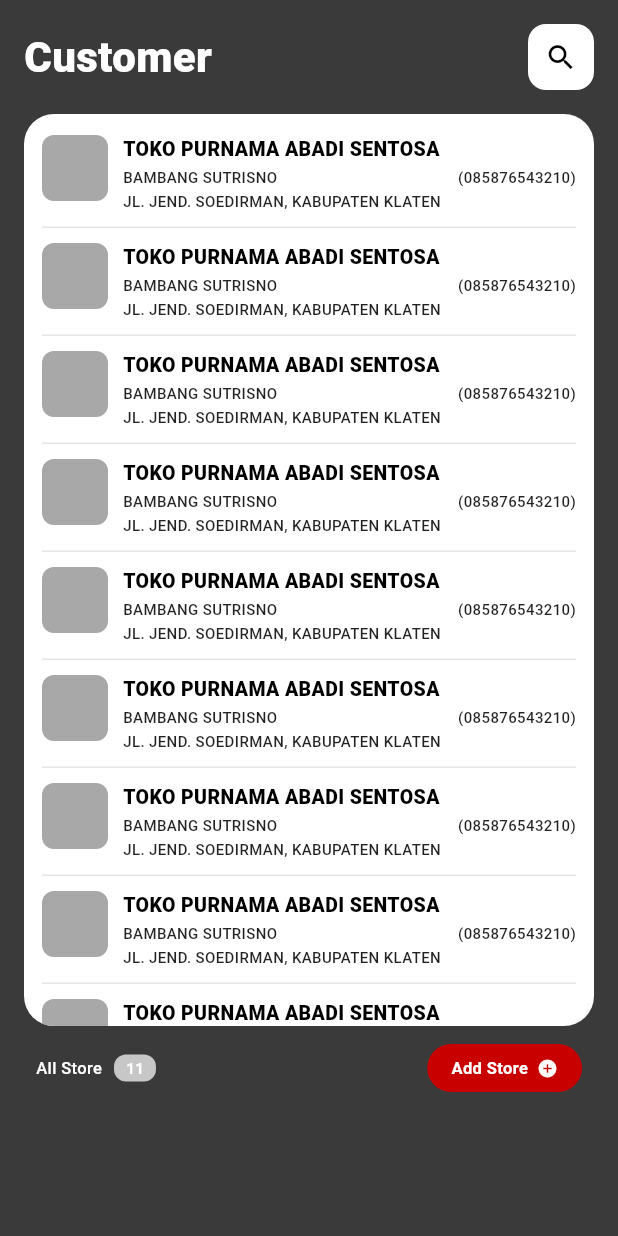
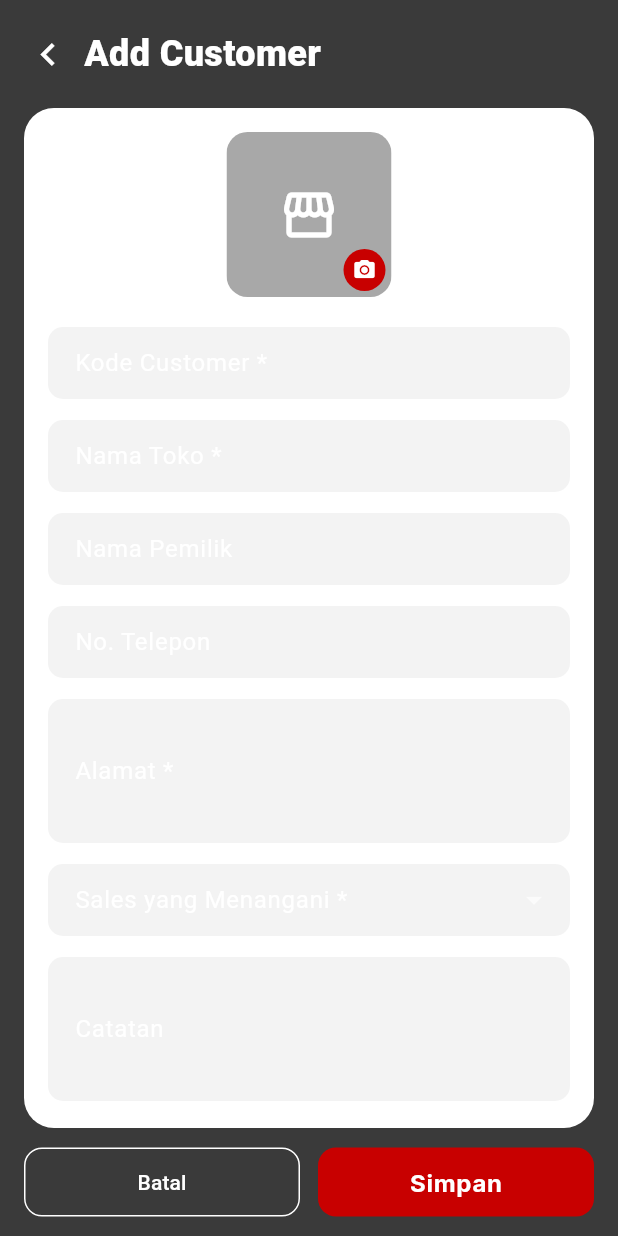
Before and after one commit to reksa53/SFA-Mobile, a Flutter app: the CustomerListScreen screen opened directly, after a tap on the "search" icon, after a tap on the "close" icon, after a tap on "Add Store", on a phone screen of 412 x 824 dp. Run offline on Flutter 3.47's test engine with Material 3 defaults, Android fonts, the phone set to English and light mode, and no system bars; our stand-ins replace dio, flutter_secure_storage, google_fonts, image_picker; accounts and stored records are empty.

Commit message:
feature: add customer

```diff
--- /dev/null
+++ b/lib/ui/manager/customer/add_customer_screen.dart
@@ -0,0 +1,391 @@
+import 'dart:io';
+
+import 'package:flutter/material.dart';
+import 'package:flutter/services.dart';
+import 'package:image_picker/image_picker.dart';
+
+import '../../core/theme/app_colors.dart';
+
+/// Opsi sales untuk dropdown. Data dummy, ganti dengan hasil API
+/// (users dengan role = 'sales' dan is_active = true).
+class SalesOption {
+  const SalesOption({required this.id, required this.name});
+  final int id;
+  final String name;
+}
+
+class AddCustomerScreen extends StatefulWidget {
+  const AddCustomerScreen({super.key});
+
+  @override
+  State<AddCustomerScreen> createState() => _AddCustomerScreenState();
+}
+
+class _AddCustomerScreenState extends State<AddCustomerScreen> {
+  static const _background = Color(0xFF3A3A3A);
+
+  final _formKey = GlobalKey<FormState>();
+  final _codeCtrl = TextEditingController();
+  final _nameCtrl = TextEditingController();
+  final _ownerCtrl = TextEditingController();
+  final _phoneCtrl = TextEditingController();
+  final _addressCtrl = TextEditingController();
+  final _notesCtrl = TextEditingController();
+  final _picker = ImagePicker();
+
+  // TODO: ambil dari API.
+  final List<SalesOption> _salesOptions = const [
+    SalesOption(id: 1, name: 'Sales A'),
+    SalesOption(id: 2, name: 'Sales B'),
+    SalesOption(id: 3, name: 'Sales C'),
+  ];
+
+  int? _salesId;
+  File? _photo;
+  bool _saving = false;
+
+  @override
+  void dispose() {
+    _codeCtrl.dispose();
+    _nameCtrl.dispose();
+    _ownerCtrl.dispose();
+    _phoneCtrl.dispose();
+    _addressCtrl.dispose();
+    _notesCtrl.dispose();
+    super.dispose();
+  }
+
+  Future<void> _pickPhoto(ImageSource source) async {
+    final picked = await _picker.pickImage(
+      source: source,
+      maxWidth: 1280,
+      imageQuality: 80,
+    );
+    if (picked != null) setState(() => _photo = File(picked.path));
+  }
+
+  void _showPhotoOptions() {
+    showModalBottomSheet<void>(
+      context: context,
+      builder: (ctx) => SafeArea(
+        child: Wrap(
+          children: [
+            ListTile(
+              leading: const Icon(Icons.photo_camera_outlined),
+              title: const Text('Ambil foto'),
+              onTap: () {
+                Navigator.pop(ctx);
+                _pickPhoto(ImageSource.camera);
+              },
+            ),
+            ListTile(
+              leading: const Icon(Icons.photo_library_outlined),
+              title: const Text('Pilih dari galeri'),
+              onTap: () {
+                Navigator.pop(ctx);
+                _pickPhoto(ImageSource.gallery);
+              },
+            ),
+            if (_photo != null)
+              ListTile(
+                leading: const Icon(Icons.delete_outline),
+                title: const Text('Hapus foto'),
+                onTap: () {
+                  Navigator.pop(ctx);
+                  setState(() => _photo = null);
+                },
+              ),
+          ],
+        ),
+      ),
+    );
+  }
+
+  Future<void> _submit() async {
+    if (!_formKey.currentState!.validate()) return;
+
+    // Nama key sama dengan kolom tabel customers.
+    final fields = <String, String>{
+      'assigned_sales_id': '$_salesId',
+      'code': _codeCtrl.text.trim(),
+      'name': _nameCtrl.text.trim(),
+      'owner_name': _ownerCtrl.text.trim(),
+      'phone': _phoneCtrl.text.trim(),
+      'address': _addressCtrl.text.trim(),
+      'notes': _notesCtrl.text.trim(),
+    }..removeWhere((k, v) => v.isEmpty);
+
+    setState(() => _saving = true);
+
+    // TODO: kirim `fields` + file `_photo` (multipart, field 'photo')
+    // ke POST /customers lewat service. Tampilkan error validasi server
+    // (mis. code sudah dipakai) di field terkait.
+    debugPrint('Add customer: $fields, photo: ${_photo?.path}');
+
+    if (!mounted) return;
+    setState(() => _saving = false);
+    Navigator.of(context).pop(true);
+  }
+
+  @override
+  Widget build(BuildContext context) {
+    return Scaffold(
+      backgroundColor: _background,
+      body: SafeArea(
+        child: Column(
+          children: [
+            Padding(
+              padding: const EdgeInsets.fromLTRB(8, 12, 16, 12),
+              child: Row(
+                children: [
+                  IconButton(
+                    onPressed: () => Navigator.of(context).maybePop(),
+                    icon: const Icon(
+                      Icons.chevron_left,
+                      color: AppColors.white,
+                      size: 30,
+                    ),
+                  ),
+                  const Text(
+                    'Add Customer',
+                    style: TextStyle(
+                      color: AppColors.white,
+                      fontSize: 24,
+                      fontWeight: FontWeight.w800,
+                    ),
+                  ),
+                ],
+              ),
+            ),
+            Expanded(
+              child: Container(
+                margin: const EdgeInsets.symmetric(horizontal: 16),
+                decoration: BoxDecoration(
+                  color: AppColors.white,
+                  borderRadius: BorderRadius.circular(20),
+                ),
+                clipBehavior: Clip.antiAlias,
+                child: Form(
+                  key: _formKey,
+                  child: ListView(
+                    padding: const EdgeInsets.all(16),
+                    children: [
+                      Center(
+                        child: _PhotoPicker(
+                          photo: _photo,
+                          onTap: _showPhotoOptions,
+                        ),
+                      ),
+                      const SizedBox(height: 20),
+                      _field(
+                        controller: _codeCtrl,
+                        label: 'Kode Customer',
+                        required: true,
+                        maxLength: 20,
+                        textCapitalization: TextCapitalization.characters,
+                      ),
+                      _field(
+                        controller: _nameCtrl,
+                        label: 'Nama Toko',
+                        required: true,
+                        maxLength: 150,
+                        textCapitalization: TextCapitalization.words,
+                      ),
+                      _field(
+                        controller: _ownerCtrl,
+                        label: 'Nama Pemilik',
+                        maxLength: 100,
+                        textCapitalization: TextCapitalization.words,
+                      ),
+                      _field(
+                        controller: _phoneCtrl,
+                        label: 'No. Telepon',
+                        maxLength: 20,
+                        keyboardType: TextInputType.phone,
+                        formatters: [FilteringTextInputFormatter.digitsOnly],
+                      ),
+                      _field(
+                        controller: _addressCtrl,
+                        label: 'Alamat',
+                        required: true,
+                        maxLines: 3,
+                        keyboardType: TextInputType.multiline,
+                        textCapitalization: TextCapitalization.sentences,
+                      ),
+                      _salesDropdown(),
+                      _field(
+                        controller: _notesCtrl,
+                        label: 'Catatan',
+                        maxLines: 3,
+                        keyboardType: TextInputType.multiline,
+                        textCapitalization: TextCapitalization.sentences,
+                      ),
+                    ],
+                  ),
+                ),
+              ),
+            ),
+            Padding(
+              padding: const EdgeInsets.fromLTRB(16, 12, 16, 12),
+              child: Row(
+                children: [
+                  Expanded(
+                    child: OutlinedButton(
+                      onPressed: _saving
+                          ? null
+                          : () => Navigator.of(context).pop(),
+                      style: OutlinedButton.styleFrom(
+                        foregroundColor: AppColors.white,
+                        side: const BorderSide(color: AppColors.white),
+                        minimumSize: const Size.fromHeight(46),
+                        shape: RoundedRectangleBorder(
+                          borderRadius: BorderRadius.circular(12),
+                        ),
+                      ),
+                      child: const Text('Batal'),
+                    ),
+                  ),
+                  const SizedBox(width: 12),
+                  Expanded(
+                    child: FilledButton(
+                      onPressed: _saving ? null : _submit,
+                      style: FilledButton.styleFrom(
+                        backgroundColor: AppColors.red,
+                        foregroundColor: AppColors.white,
+                        minimumSize: const Size.fromHeight(46),
+                        shape: RoundedRectangleBorder(
+                          borderRadius: BorderRadius.circular(12),
+                        ),
+                      ),
+                      child: _saving
+                          ? const SizedBox(
+                              width: 20,
+                              height: 20,
+                              child: CircularProgressIndicator(
+                                strokeWidth: 2,
+                                color: AppColors.white,
+                              ),
+                            )
+                          : const Text('Simpan'),
+                    ),
+                  ),
+                ],
+              ),
+            ),
+          ],
+        ),
+      ),
+    );
+  }
+
+  InputDecoration _decoration(String label, {bool required = false}) {
+    return InputDecoration(
+      labelText: required ? '$label *' : label,
+      counterText: '',
+      filled: true,
+      fillColor: const Color(0xFFF3F3F3),
+      contentPadding: const EdgeInsets.symmetric(horizontal: 14, vertical: 12),
+      border: OutlineInputBorder(
+        borderRadius: BorderRadius.circular(10),
+        borderSide: BorderSide.none,
+      ),
+      focusedBorder: OutlineInputBorder(
+        borderRadius: BorderRadius.circular(10),
+        borderSide: const BorderSide(color: AppColors.red, width: 1.5),
+      ),
+    );
+  }
+
+  Widget _field({
+    required TextEditingController controller,
+    required String label,
+    bool required = false,
+    int? maxLength,
+    int maxLines = 1,
+    TextInputType? keyboardType,
+    TextCapitalization textCapitalization = TextCapitalization.none,
+    List<TextInputFormatter>? formatters,
+  }) {
+    return Padding(
+      padding: const EdgeInsets.only(bottom: 14),
+      child: TextFormField(
+        controller: controller,
+        maxLength: maxLength,
+        maxLines: maxLines,
+        keyboardType: keyboardType,
+        textCapitalization: textCapitalization,
+        inputFormatters: formatters,
+        decoration: _decoration(label, required: required),
+        validator: required
+            ? (v) =>
+                  (v == null || v.trim().isEmpty) ? '$label wajib diisi' : null
+            : null,
+      ),
+    );
+  }
+
+  Widget _salesDropdown() {
+    return Padding(
+      padding: const EdgeInsets.only(bottom: 14),
+      child: DropdownButtonFormField<int>(
+        isExpanded: true,
+        decoration: _decoration('Sales yang Menangani', required: true),
+        items: [
+          for (final s in _salesOptions)
+            DropdownMenuItem(value: s.id, child: Text(s.name)),
+        ],
+        onChanged: (v) => setState(() => _salesId = v),
+        validator: (v) => v == null ? 'Pilih sales untuk customer ini' : null,
+      ),
+    );
+  }
+}
+
+class _PhotoPicker extends StatelessWidget {
+  const _PhotoPicker({required this.photo, required this.onTap});
+
+  final File? photo;
+  final VoidCallback onTap;
+
+  @override
+  Widget build(BuildContext context) {
+    return GestureDetector(
+      onTap: onTap,
+      child: Stack(
+        children: [
+          ClipRRect(
+            borderRadius: BorderRadius.circular(14),
+            child: Container(
+              width: 110,
+              height: 110,
+              color: const Color(0xFFA8A8A8),
+              child: photo == null
+                  ? const Icon(
+                      Icons.storefront_outlined,
+                      size: 40,
+                      color: AppColors.white,
+                    )
+                  : Image.file(photo!, fit: BoxFit.cover),
+            ),
+          ),
+          Positioned(
+            right: 4,
+            bottom: 4,
+            child: Container(
+              padding: const EdgeInsets.all(6),
+              decoration: const BoxDecoration(
+                color: AppColors.red,
+                shape: BoxShape.circle,
+              ),
+              child: const Icon(
+                Icons.photo_camera,
+                size: 16,
+                color: AppColors.white,
+              ),
+            ),
+          ),
+        ],
+      ),
+    );
+  }
+}
--- a/lib/ui/manager/customer/customer_list_screen.dart
+++ b/lib/ui/manager/customer/customer_list_screen.dart
@@ -1,6 +1,7 @@
 import 'package:flutter/material.dart';
 
 import '../../core/theme/app_colors.dart';
+import 'add_customer_screen.dart';
 import 'customer_detail_screen.dart';
 
 /// Model sementara. Pindahkan ke data/models saat API-nya siap.
@@ -63,7 +64,10 @@ class _CustomerListScreenState extends State<CustomerListScreen> {
   }
 
   void _onAddStore() {
-    // TODO: navigasi ke halaman tambah toko.
+    Navigator.of(context).push<bool>(
+      MaterialPageRoute(builder: (_) => const AddCustomerScreen()),
+    );
+    // TODO: kalau hasilnya true, refresh daftar customer dari API.
   }
 
   @override
@@ -94,7 +98,7 @@ class _CustomerListScreenState extends State<CustomerListScreen> {
                     : ListView.separated(
                         padding: const EdgeInsets.symmetric(vertical: 4),
                         itemCount: stores.length,
-                        separatorBuilder: (_, _) => const Divider(
+                        separatorBuilder: (_, __) => const Divider(
                           height: 1,
                           thickness: 1,
                           indent: 12,
--- a/pubspec.yaml
+++ b/pubspec.yaml
@@ -38,6 +38,7 @@ dependencies:
   google_fonts: ^9.0.0
   dio: ^5.11.1
   flutter_secure_storage: ^11.2.0
+  image_picker: ^1.2.4
 
 dev_dependencies:
   flutter_test:
```
Also changed, not shown: 5 other files.
